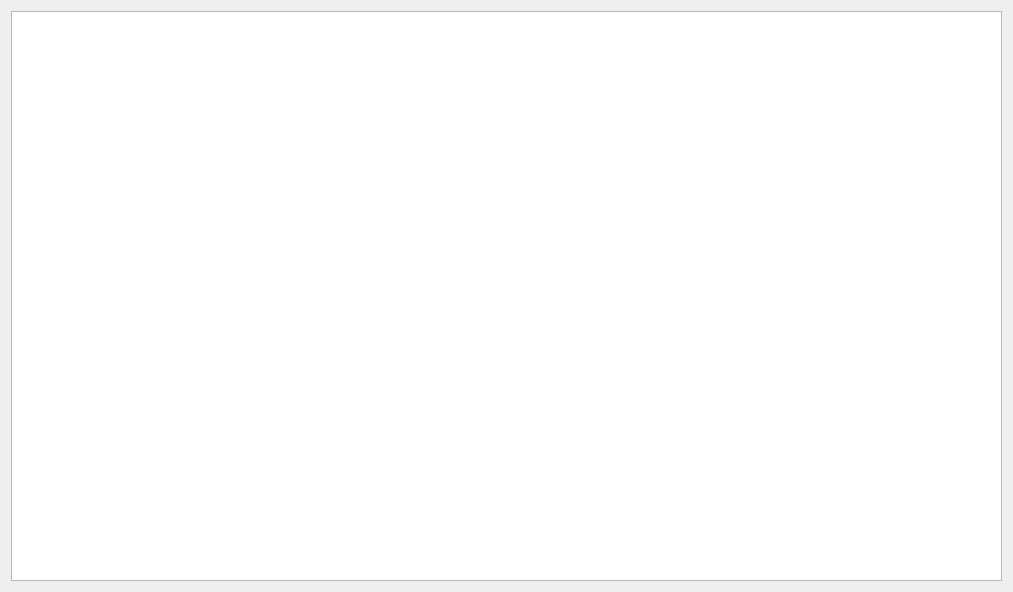
fffaraz/QtHashSum, file src/resultdialog.ui: the form before one commit.
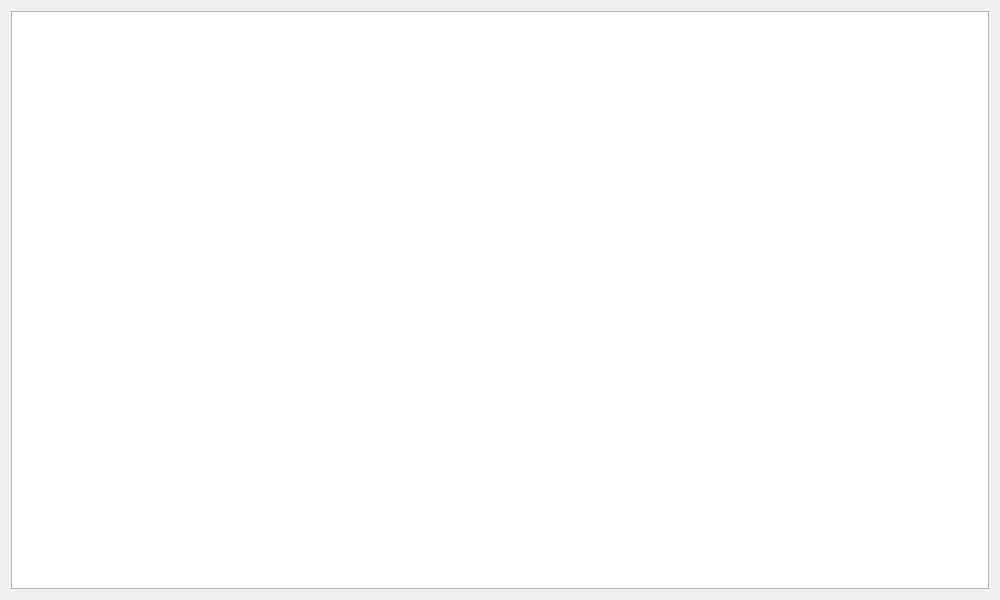
The form after the commit.

Patch:
```diff
--- a/src/resultdialog.ui
+++ b/src/resultdialog.ui
@@ -6,8 +6,8 @@
    <rect>
     <x>0</x>
     <y>0</y>
-    <width>1013</width>
-    <height>592</height>
+    <width>1000</width>
+    <height>600</height>
    </rect>
   </property>
   <property name="windowTitle">
```
